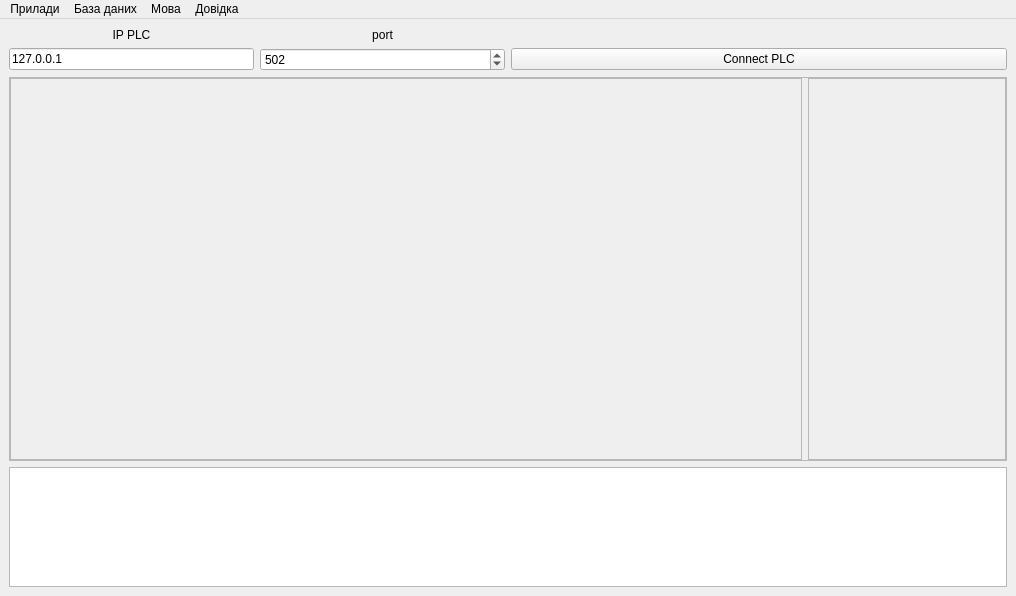
Above: _UI/main_window_form.ui from Miskiv-Andrew/wroc before the change. Below: the same form after it.
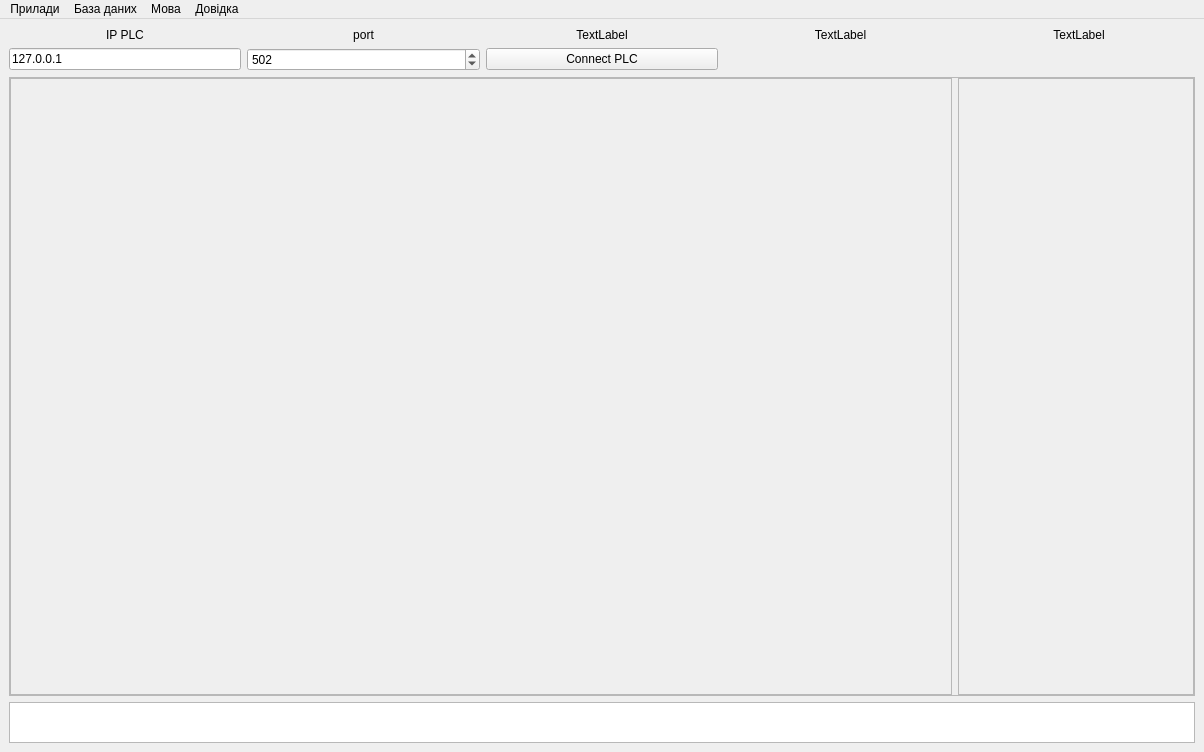
That is the form after the change.

Diff of the .ui file:
```diff
--- a/_UI/main_window_form.ui
+++ b/_UI/main_window_form.ui
@@ -6,8 +6,8 @@
    <rect>
     <x>0</x>
     <y>0</y>
-    <width>1016</width>
-    <height>596</height>
+    <width>1204</width>
+    <height>752</height>
    </rect>
   </property>
   <property name="windowTitle">
@@ -17,10 +17,50 @@
    <layout class="QVBoxLayout" name="verticalLayout_2" stretch="0,0">
     <item>
      <layout class="QGridLayout" name="gridLayout_3">
-      <item row="0" column="0">
-       <widget class="QLabel" name="label_plc_ip">
+      <item row="1" column="0">
+       <widget class="QLineEdit" name="lineEdit">
+        <property name="sizePolicy">
+         <sizepolicy hsizetype="Preferred" vsizetype="Fixed">
+          <horstretch>0</horstretch>
+          <verstretch>0</verstretch>
+         </sizepolicy>
+        </property>
         <property name="text">
-         <string>IP PLC</string>
+         <string>127.0.0.1</string>
+        </property>
+       </widget>
+      </item>
+      <item row="0" column="2">
+       <widget class="QLabel" name="connect_label">
+        <property name="text">
+         <string>TextLabel</string>
+        </property>
+        <property name="alignment">
+         <set>Qt::AlignmentFlag::AlignCenter</set>
+        </property>
+       </widget>
+      </item>
+      <item row="1" column="2">
+       <widget class="QPushButton" name="btn_connect_plc">
+        <property name="text">
+         <string>Connect PLC</string>
+        </property>
+       </widget>
+      </item>
+      <item row="1" column="3">
+       <widget class="QLabel" name="indicator_plc">
+        <property name="text">
+         <string/>
+        </property>
+        <property name="alignment">
+         <set>Qt::AlignmentFlag::AlignCenter</set>
+        </property>
+       </widget>
+      </item>
+      <item row="0" column="3">
+       <widget class="QLabel" name="plc_label">
+        <property name="text">
+         <string>TextLabel</string>
         </property>
         <property name="alignment">
          <set>Qt::AlignmentFlag::AlignCenter</set>
@@ -37,10 +77,10 @@
         </property>
        </widget>
       </item>
-      <item row="0" column="2">
-       <widget class="QLabel" name="indicator_plc">
+      <item row="0" column="0">
+       <widget class="QLabel" name="label_plc_ip">
         <property name="text">
-         <string/>
+         <string>IP PLC</string>
         </property>
         <property name="alignment">
          <set>Qt::AlignmentFlag::AlignCenter</set>
@@ -60,20 +100,7 @@
         </property>
        </widget>
       </item>
-      <item row="1" column="0">
-       <widget class="QLineEdit" name="lineEdit">
-        <property name="sizePolicy">
-         <sizepolicy hsizetype="Preferred" vsizetype="Fixed">
-          <horstretch>0</horstretch>
-          <verstretch>0</verstretch>
-         </sizepolicy>
-        </property>
-        <property name="text">
-         <string>127.0.0.1</string>
-        </property>
-       </widget>
-      </item>
-      <item row="0" column="3">
+      <item row="1" column="4">
        <widget class="QLabel" name="indicator_bridge">
         <property name="text">
          <string/>
@@ -83,17 +110,20 @@
         </property>
        </widget>
       </item>
-      <item row="1" column="2" colspan="2">
-       <widget class="QPushButton" name="btn_connect_plc">
+      <item row="0" column="4">
+       <widget class="QLabel" name="bridge_label">
         <property name="text">
-         <string>Connect PLC</string>
+         <string>TextLabel</string>
+        </property>
+        <property name="alignment">
+         <set>Qt::AlignmentFlag::AlignCenter</set>
         </property>
        </widget>
       </item>
      </layout>
     </item>
     <item>
-     <layout class="QVBoxLayout" name="verticalLayout" stretch="4,1">
+     <layout class="QVBoxLayout" name="verticalLayout" stretch="15,1">
       <item>
        <widget class="QFrame" name="frame">
         <property name="frameShape">
@@ -130,8 +160,8 @@
                <rect>
                 <x>0</x>
                 <y>0</y>
-                <width>787</width>
-                <height>368</height>
+                <width>937</width>
+                <height>603</height>
                </rect>
               </property>
               <layout class="QGridLayout" name="gridLayout_2">
@@ -164,8 +194,8 @@
                <rect>
                 <x>0</x>
                 <y>0</y>
-                <width>195</width>
-                <height>368</height>
+                <width>233</width>
+                <height>603</height>
                </rect>
               </property>
               <layout class="QVBoxLayout" name="verticalLayout_4">
@@ -196,7 +226,7 @@
       <item>
        <widget class="QTextEdit" name="textEdit">
         <property name="sizePolicy">
-         <sizepolicy hsizetype="Expanding" vsizetype="Preferred">
+         <sizepolicy hsizetype="Expanding" vsizetype="Expanding">
           <horstretch>0</horstretch>
           <verstretch>0</verstretch>
          </sizepolicy>
@@ -204,7 +234,7 @@
         <property name="minimumSize">
          <size>
           <width>0</width>
-          <height>120</height>
+          <height>30</height>
          </size>
         </property>
         <property name="readOnly">
@@ -221,7 +251,7 @@
     <rect>
      <x>0</x>
      <y>0</y>
-     <width>1016</width>
+     <width>1204</width>
      <height>22</height>
     </rect>
    </property>
```
